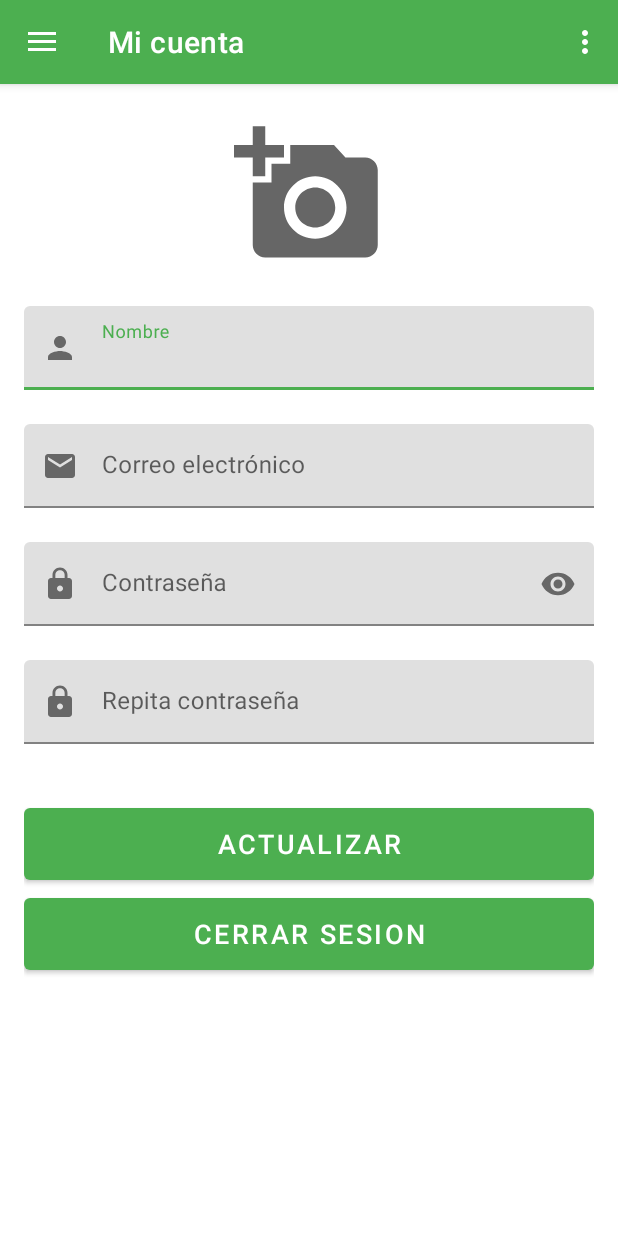
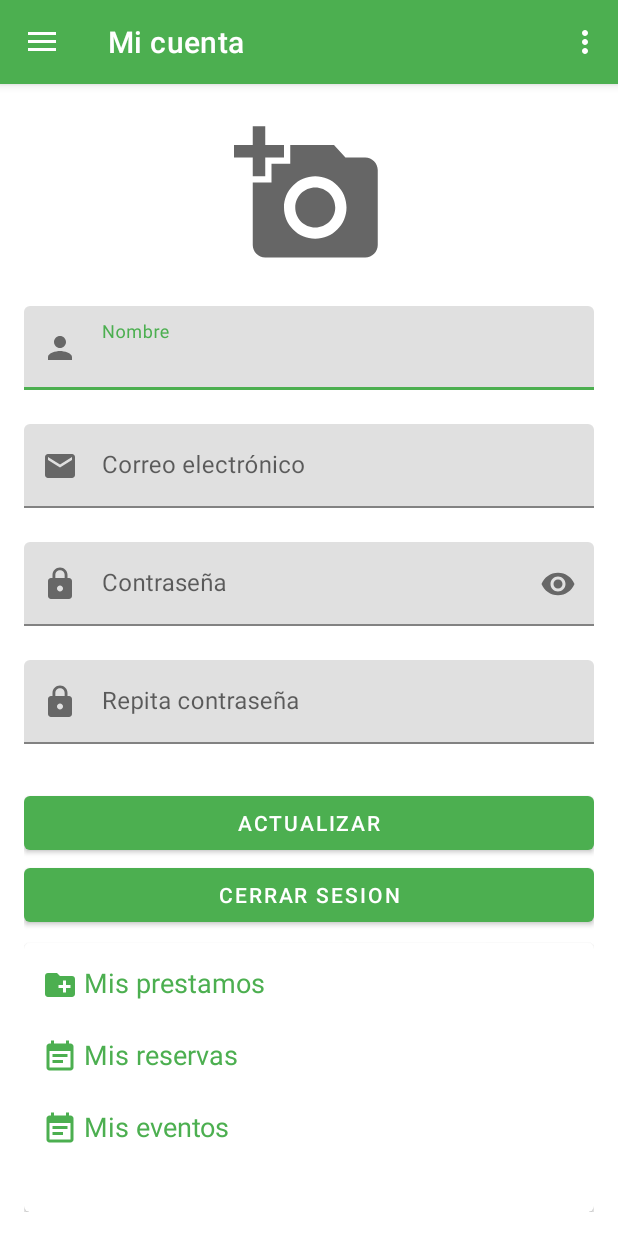
Before and after one commit to Daferd/BibliotecApp, an Android app: the screen it shows after launch once a user with an empty profile is signed in (DrawerActivity), in the side drawer, after a tap on "Mi cuenta", on a phone screen of 412 x 824 dp. Run offline under Robolectric (Android 15) with nearby library versions, the phone set to English and light mode, and no system bars; our stand-ins replace Firebase (no records; nobody signed in at launch, a user with empty details on screens opened directly), navigation-ui.

Commit message:
Implementacion de actualizacion de correo,contraseña y database en Firebase y nuevo fragment_libro

```diff
--- a/app/src/main/java/com/daferarevalo/bibliotecapp/ui/inicio/InicioFragment.kt
+++ b/app/src/main/java/com/daferarevalo/bibliotecapp/ui/inicio/InicioFragment.kt
@@ -5,6 +5,8 @@ import android.view.LayoutInflater
 import android.view.View
 import android.view.ViewGroup
 import androidx.fragment.app.Fragment
+import androidx.navigation.NavController
+import androidx.navigation.Navigation
 import androidx.recyclerview.widget.LinearLayoutManager
 import androidx.recyclerview.widget.RecyclerView
 import com.daferarevalo.bibliotecapp.R
@@ -45,6 +47,11 @@ class InicioFragment : Fragment() {
         cargarDesdeFirebase()
 
         librosRVAdapter.notifyDataSetChanged()
+
+        val navController: NavController = Navigation.findNavController(view)
+        binding.button.setOnClickListener {
+            navController.navigate(R.id.nav_libro)
+        }
     }
 
     private fun cargarDesdeFirebase() {
--- /dev/null
+++ b/app/src/main/java/com/daferarevalo/bibliotecapp/ui/libro/LibroFragment.kt
@@ -0,0 +1,22 @@
+package com.daferarevalo.bibliotecapp.ui.libro
+
+import android.os.Bundle
+import android.view.LayoutInflater
+import android.view.View
+import android.view.ViewGroup
+import androidx.fragment.app.Fragment
+import com.daferarevalo.bibliotecapp.R
+
+
+class LibroFragment : Fragment() {
+
+
+    override fun onCreateView(
+        inflater: LayoutInflater, container: ViewGroup?,
+        savedInstanceState: Bundle?
+    ): View? {
+        // Inflate the layout for this fragment
+        return inflater.inflate(R.layout.fragment_libro, container, false)
+    }
+
+}
--- a/app/src/main/java/com/daferarevalo/bibliotecapp/ui/miperfil/PerfilFragment.kt
+++ b/app/src/main/java/com/daferarevalo/bibliotecapp/ui/miperfil/PerfilFragment.kt
@@ -25,7 +25,7 @@ class PerfilFragment : Fragment() {
 
     //private val TAG = PerfilFragment::class.java.simpleName
 
-    //private lateinit var correoActual: String
+    //private var correoActual: String? = ""
 
     override fun onCreateView(
         inflater: LayoutInflater, container: ViewGroup?,
@@ -102,7 +102,6 @@ class PerfilFragment : Fragment() {
         }
     }
 
-
     private fun actualizarCorreoFirebase(
         user: FirebaseUser?,
         nuevoCorreo: String
@@ -128,6 +127,9 @@ class PerfilFragment : Fragment() {
                     if (usuarioServer?.id.equals(uidUsuario)) {
                         binding.nombrePerfilEditText.setText(usuarioServer?.nombre)
                         binding.correoPerfilEditText.setText(usuarioServer?.correo)
+
+                        //correoActual = usuarioServer?.correo
+
                     }
                 }
             }
--- /dev/null
+++ b/app/src/main/res/drawable/ic_exit_to_app.xml
@@ -0,0 +1,10 @@
+<vector xmlns:android="http://schemas.android.com/apk/res/android"
+    android:width="24dp"
+    android:height="24dp"
+    android:tint="?attr/colorControlNormal"
+    android:viewportWidth="24"
+    android:viewportHeight="24">
+    <path
+        android:fillColor="@android:color/white"
+        android:pathData="M10.09,15.59L11.5,17l5,-5 -5,-5 -1.41,1.41L12.67,11H3v2h9.67l-2.58,2.59zM19,3H5c-1.11,0 -2,0.9 -2,2v4h2V5h14v14H5v-4H3v4c0,1.1 0.89,2 2,2h14c1.1,0 2,-0.9 2,-2V5c0,-1.1 -0.9,-2 -2,-2z" />
+</vector>
--- /dev/null
+++ b/app/src/main/res/drawable/ic_prestamo.xml
@@ -0,0 +1,10 @@
+<vector xmlns:android="http://schemas.android.com/apk/res/android"
+    android:width="24dp"
+    android:height="24dp"
+    android:tint="?attr/colorControlNormal"
+    android:viewportWidth="24"
+    android:viewportHeight="24">
+    <path
+        android:fillColor="@android:color/white"
+        android:pathData="M20,6h-8l-2,-2L4,4c-1.11,0 -1.99,0.89 -1.99,2L2,18c0,1.11 0.89,2 2,2h16c1.11,0 2,-0.89 2,-2L22,8c0,-1.11 -0.89,-2 -2,-2zM19,14h-3v3h-2v-3h-3v-2h3L14,9h2v3h3v2z" />
+</vector>
--- a/app/src/main/res/layout/activity_login.xml
+++ b/app/src/main/res/layout/activity_login.xml
@@ -65,11 +65,11 @@
 
     <Button
         android:id="@+id/olvidaste_contrasena_button"
+        style="@style/Widget.MaterialComponents.Button.TextButton"
         android:layout_width="wrap_content"
         android:layout_height="wrap_content"
+        android:layout_gravity="end"
         android:text="@string/olvidaste_tu_contrasena"
-        android:layout_gravity="end"
-        style="@style/Widget.MaterialComponents.Button.TextButton"
         android:textAppearance="@style/Theme.BibliotecApp"
         android:textSize="14sp" />
 
--- /dev/null
+++ b/app/src/main/res/layout/fragment_libro.xml
@@ -0,0 +1,14 @@
+<?xml version="1.0" encoding="utf-8"?>
+<FrameLayout xmlns:android="http://schemas.android.com/apk/res/android"
+    xmlns:tools="http://schemas.android.com/tools"
+    android:layout_width="match_parent"
+    android:layout_height="match_parent"
+    tools:context=".ui.libro.LibroFragment">
+
+    <!-- TODO: Update blank fragment layout -->
+    <TextView
+        android:layout_width="match_parent"
+        android:layout_height="match_parent"
+        android:text="@string/hello_blank_fragment" />
+
+</FrameLayout>
--- a/app/src/main/res/layout/fragment_perfil.xml
+++ b/app/src/main/res/layout/fragment_perfil.xml
@@ -90,18 +90,64 @@
         <Button
             android:id="@+id/actualizar_perfil_button"
             android:layout_width="match_parent"
-            android:layout_height="60dp"
-            android:layout_marginTop="16dp"
+            android:layout_height="wrap_content"
+            android:layout_marginTop="8dp"
             android:gravity="center"
-            android:text="@string/actualizar"
-            android:textSize="18sp" />
+            android:text="@string/actualizar" />
 
         <Button
             android:id="@+id/cerrar_sesion_button"
             android:layout_width="match_parent"
-            android:layout_height="60dp"
-            android:text="@string/cerrar_sesion"
-            android:textSize="18dp" />
+            android:layout_height="wrap_content"
+            android:text="@string/cerrar_sesion" />
+
+        <androidx.cardview.widget.CardView
+            android:layout_width="match_parent"
+            android:layout_height="match_parent"
+            android:layout_marginTop="8dp"
+            android:elevation="4dp"
+            app:cardCornerRadius="4dp">
+
+            <LinearLayout
+                android:layout_width="match_parent"
+                android:layout_height="match_parent"
+                android:orientation="vertical"
+                android:padding="4dp">
+
+                <Button
+                    android:id="@+id/button2"
+                    style="@style/Widget.MaterialComponents.Button.TextButton"
+                    android:layout_width="match_parent"
+                    android:layout_height="wrap_content"
+                    android:gravity="start"
+                    android:text="Mis prestamos"
+                    android:textAppearance="@style/Theme.BibliotecApp"
+                    android:textSize="18sp"
+                    app:icon="@drawable/ic_prestamo" />
+
+                <Button
+                    android:id="@+id/button3"
+                    style="@style/Widget.MaterialComponents.Button.TextButton"
+                    android:layout_width="match_parent"
+                    android:layout_height="wrap_content"
+                    android:gravity="start"
+                    android:text="Mis reservas"
+                    android:textAppearance="@style/Theme.BibliotecApp"
+                    android:textSize="18sp"
+                    app:icon="@drawable/ic_event" />
+
+                <Button
+                    android:id="@+id/button4"
+                    style="@style/Widget.MaterialComponents.Button.TextButton"
+                    android:layout_width="match_parent"
+                    android:layout_height="wrap_content"
+                    android:gravity="start"
+                    android:text="Mis eventos"
+                    android:textAppearance="@style/Theme.BibliotecApp"
+                    android:textSize="18sp"
+                    app:icon="@drawable/ic_event" />
+            </LinearLayout>
+        </androidx.cardview.widget.CardView>
     </LinearLayout>
 
 </androidx.core.widget.NestedScrollView>
--- a/app/src/main/res/menu/menu_drawer.xml
+++ b/app/src/main/res/menu/menu_drawer.xml
@@ -20,5 +20,9 @@
             android:id="@+id/nav_bibliotecas"
             android:icon="@drawable/ic_library_books"
             android:title="@string/bibliotecas" />
+        <item
+            android:id="@+id/nav_cerrarSesion"
+            android:icon="@drawable/ic_exit_to_app"
+            android:title="@string/cerrar_sesion" />
     </group>
 </menu>
--- a/app/src/main/res/navigation/mobile_navigation.xml
+++ b/app/src/main/res/navigation/mobile_navigation.xml
@@ -9,7 +9,11 @@
         android:id="@+id/nav_inicio"
         android:name="com.daferarevalo.bibliotecapp.ui.inicio.InicioFragment"
         android:label="@string/inicio"
-        tools:layout="@layout/fragment_inicio" />
+        tools:layout="@layout/fragment_inicio">
+        <action
+            android:id="@+id/action_nav_inicio_to_nav_libro"
+            app:destination="@id/nav_libro" />
+    </fragment>
     <fragment
         android:id="@+id/nav_micuenta"
         android:name="com.daferarevalo.bibliotecapp.ui.miperfil.PerfilFragment"
@@ -25,4 +29,9 @@
         android:name="com.daferarevalo.bibliotecapp.ui.bibliotecas.BibliotecasFragment"
         android:label="@string/bibliotecas"
         tools:layout="@layout/fragment_bibliotecas" />
+    <fragment
+        android:id="@+id/nav_libro"
+        android:name="com.daferarevalo.bibliotecapp.ui.libro.LibroFragment"
+        android:label="fragment_libro"
+        tools:layout="@layout/fragment_libro" />
 </navigation>
```
